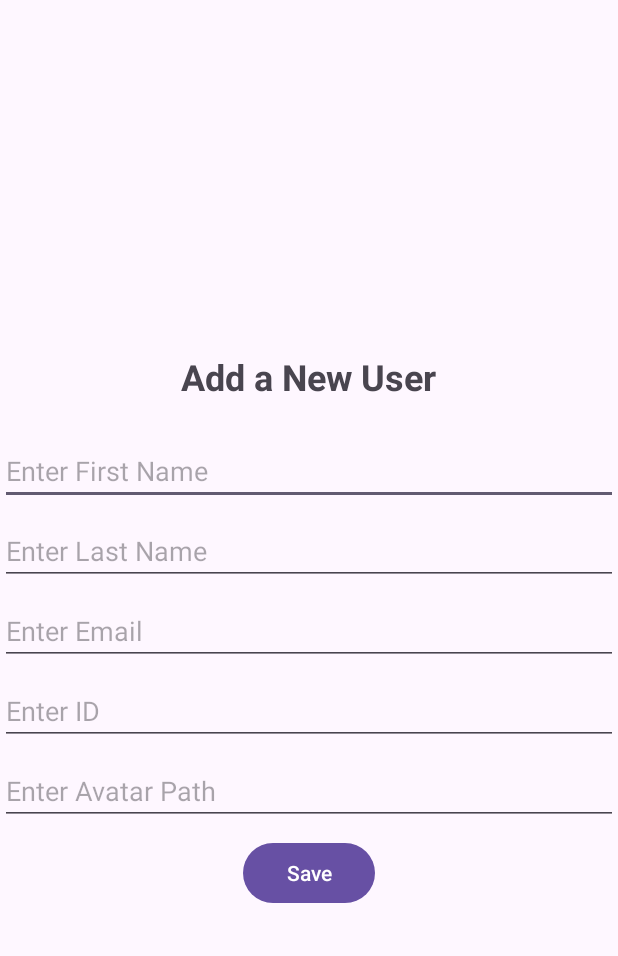
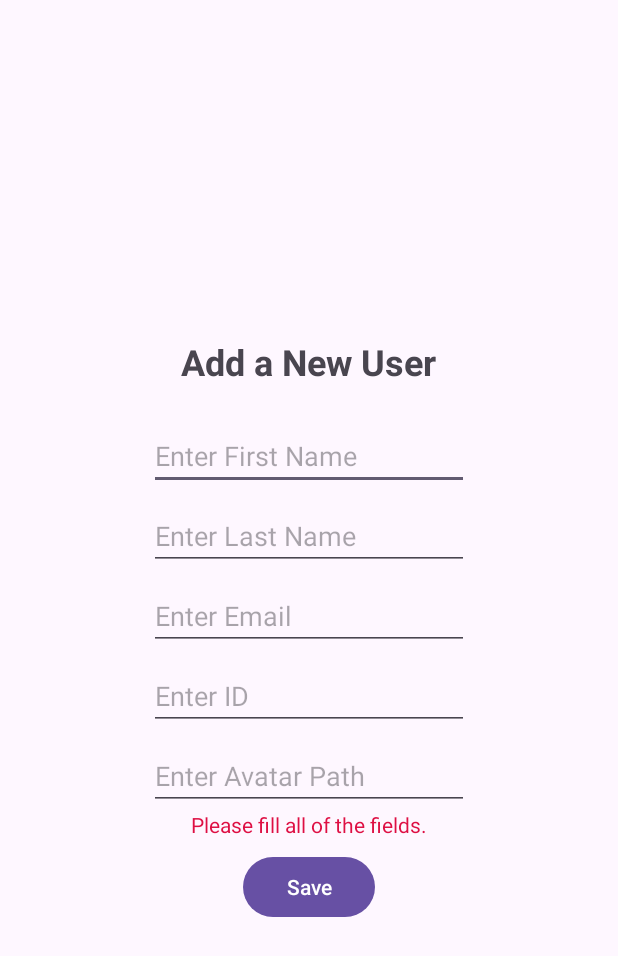
Before and after one commit to noajhirad/easy-sale-task, an Android app: the AddUserActivity screen opened directly, with no data from a screen before it, after a tap on "Save", on a phone screen of 412 x 824 dp. Shown: the top 956 px of the screen. Run offline under Robolectric (Android 15) with nearby library versions, the phone set to English and light mode, and no system bars.

```diff
--- a/app/src/main/java/com/example/easy_saletask/AddUserActivity.java
+++ b/app/src/main/java/com/example/easy_saletask/AddUserActivity.java
@@ -5,6 +5,7 @@ import android.content.Intent;
 import android.os.Bundle;
 import android.widget.Button;
 import android.widget.EditText;
+import android.widget.TextView;
 
 import androidx.activity.EdgeToEdge;
 import androidx.appcompat.app.AppCompatActivity;
@@ -15,6 +16,14 @@ import androidx.core.view.WindowInsetsCompat;
 import com.example.easy_saletask.viewmodel.ViewModel;
 
 public class AddUserActivity extends AppCompatActivity {
+
+    TextView tvError;
+    EditText firstNameInput;
+    EditText lastNameInput;
+    EditText emailInput;
+    EditText idInput;
+    EditText avatarInput;
+    Button saveBtn;
 
     @Override
     protected void onCreate(Bundle savedInstanceState) {
@@ -27,27 +36,48 @@ public class AddUserActivity extends AppCompatActivity {
             return insets;
         });
 
-        EditText firstNameInput = findViewById(R.id.firstNameInput);
-        EditText lastNameInput = findViewById(R.id.lastNameInput);
-        EditText emailInput = findViewById(R.id.emailInput);
-        EditText idInput = findViewById(R.id.idInput);
-        EditText avatarInput = findViewById(R.id.avatarInput);
-        Button saveBtn = findViewById(R.id.saveBtn);
+        firstNameInput = findViewById(R.id.firstNameInput);
+        lastNameInput = findViewById(R.id.lastNameInput);
+        emailInput = findViewById(R.id.emailInput);
+        idInput = findViewById(R.id.idInput);
+        avatarInput = findViewById(R.id.avatarInput);
+        saveBtn = findViewById(R.id.saveBtn);
+        tvError = findViewById(R.id.errorTextView);
+        tvError.setText("");
 
-        saveBtn.setOnClickListener(view -> saveNewUser(
-                firstNameInput.getText().toString(),
-                lastNameInput.getText().toString(),
-                emailInput.getText().toString(),
-                avatarInput.getText().toString(),
-                Integer.parseInt(idInput.getText().toString())));
+        saveBtn.setOnClickListener(view -> {
+            if (checkAllFieldsAreFilled()){
+                saveNewUser();
+            } else {
+                tvError.setText("Please fill all of the fields.");
+            }
+        });
     }
 
-    private void saveNewUser(String firstName, String lastName, String email, String avatar, int id) {
+    private void saveNewUser() {
         ViewModel viewModel = ViewModel.getInstance();
-        viewModel.addNewUser(firstName, lastName, email, avatar, id);
+        int id = Integer.parseInt(idInput.getText().toString());
+        String firstName = firstNameInput.getText().toString();
+        String lastName = lastNameInput.getText().toString();
+        String email = emailInput.getText().toString();
+        String avatar = avatarInput.getText().toString();
 
-        Intent resultIntent = new Intent();
-        setResult(Activity.RESULT_OK, resultIntent);
-        finish();
+        if (!viewModel.checkIfIdExist(id)) {
+            viewModel.addNewUser(firstName, lastName, email, avatar, id);
+
+            Intent resultIntent = new Intent();
+            setResult(Activity.RESULT_OK, resultIntent);
+            finish();
+        } else {
+            tvError.setText("ID is already in use. Please select another user ID.");
+        }
+    }
+
+    private boolean checkAllFieldsAreFilled() {
+        return !firstNameInput.getText().toString().isEmpty() &&
+                !lastNameInput.getText().toString().isEmpty() &&
+                !emailInput.getText().toString().isEmpty() &&
+                !avatarInput.getText().toString().isEmpty() &&
+                !idInput.getText().toString().isEmpty();
     }
 }
--- a/app/src/main/res/layout/activity_add_user.xml
+++ b/app/src/main/res/layout/activity_add_user.xml
@@ -31,62 +31,72 @@
 
         <EditText
             android:id="@+id/firstNameInput"
-            android:layout_width="match_parent"
+            android:layout_width="wrap_content"
             android:layout_height="wrap_content"
+            android:layout_marginTop="8dp"
             android:ems="10"
             android:hint="Enter First Name"
             android:inputType="textPersonName"
             app:layout_constraintStart_toStartOf="parent"
-            app:layout_constraintTop_toTopOf="parent"
-            android:layout_marginTop="8dp"/>
+            app:layout_constraintTop_toTopOf="parent" />
 
         <EditText
             android:id="@+id/lastNameInput"
-            android:layout_width="match_parent"
+            android:layout_width="wrap_content"
             android:layout_height="wrap_content"
+            android:layout_marginTop="8dp"
             android:ems="10"
             android:hint="Enter Last Name"
             android:inputType="textPersonName"
             app:layout_constraintEnd_toEndOf="parent"
             app:layout_constraintStart_toStartOf="parent"
-            app:layout_constraintTop_toBottomOf="@+id/firstNameInput"
-            android:layout_marginTop="8dp"/>
+            app:layout_constraintTop_toBottomOf="@+id/firstNameInput" />
 
         <EditText
             android:id="@+id/emailInput"
-            android:layout_width="match_parent"
+            android:layout_width="wrap_content"
             android:layout_height="wrap_content"
+            android:layout_marginTop="8dp"
             android:ems="10"
             android:hint="Enter Email"
             android:inputType="textEmailAddress"
             app:layout_constraintEnd_toEndOf="parent"
             app:layout_constraintStart_toStartOf="parent"
-            app:layout_constraintTop_toBottomOf="@+id/lastNameInput"
-            android:layout_marginTop="8dp"/>
+            app:layout_constraintTop_toBottomOf="@+id/lastNameInput" />
 
         <EditText
             android:id="@+id/idInput"
-            android:layout_width="match_parent"
+            android:layout_width="wrap_content"
             android:layout_height="wrap_content"
+            android:layout_marginTop="8dp"
             android:ems="10"
             android:hint="Enter ID"
             android:inputType="number"
             app:layout_constraintEnd_toEndOf="parent"
             app:layout_constraintStart_toStartOf="parent"
-            app:layout_constraintTop_toBottomOf="@+id/emailInput"
-            android:layout_marginTop="8dp"/>
+            app:layout_constraintTop_toBottomOf="@+id/emailInput" />
 
         <EditText
             android:id="@+id/avatarInput"
-            android:layout_width="match_parent"
+            android:layout_width="wrap_content"
             android:layout_height="wrap_content"
+            android:layout_marginTop="8dp"
             android:ems="10"
             android:hint="Enter Avatar Path"
             android:inputType="text"
             app:layout_constraintEnd_toEndOf="parent"
             app:layout_constraintStart_toStartOf="parent"
-            app:layout_constraintTop_toBottomOf="@+id/idInput"
-            android:layout_marginTop="8dp"/>
+            app:layout_constraintTop_toBottomOf="@+id/idInput" />
+
+        <TextView
+            android:id="@+id/errorTextView"
+            android:layout_width="wrap_content"
+            android:layout_height="wrap_content"
+            android:textColor="#DE0F43"
+            app:layout_constraintBottom_toBottomOf="@+id/saveBtn"
+            app:layout_constraintEnd_toEndOf="parent"
+            app:layout_constraintStart_toStartOf="parent"
+            app:layout_constraintTop_toBottomOf="@+id/avatarInput" />
 
         <Button
             android:id="@+id/saveBtn"
@@ -96,7 +106,7 @@
             app:layout_constraintBottom_toBottomOf="parent"
             app:layout_constraintEnd_toEndOf="parent"
             app:layout_constraintStart_toStartOf="parent"
-            app:layout_constraintTop_toBottomOf="@+id/idInput"
+            app:layout_constraintTop_toBottomOf="@+id/errorTextView"
             android:layout_marginTop="8dp"/>
 
     </LinearLayout>
```
Also changed, not shown: app/src/main/java/com/example/easy_saletask/EditUserActivity.java (+17 -3 lines), app/src/main/java/com/example/easy_saletask/viewmodel/ViewModel.java (+12 -1 lines), app/src/main/res/layout/activity_edit_user.xml (+10 -0 lines).
